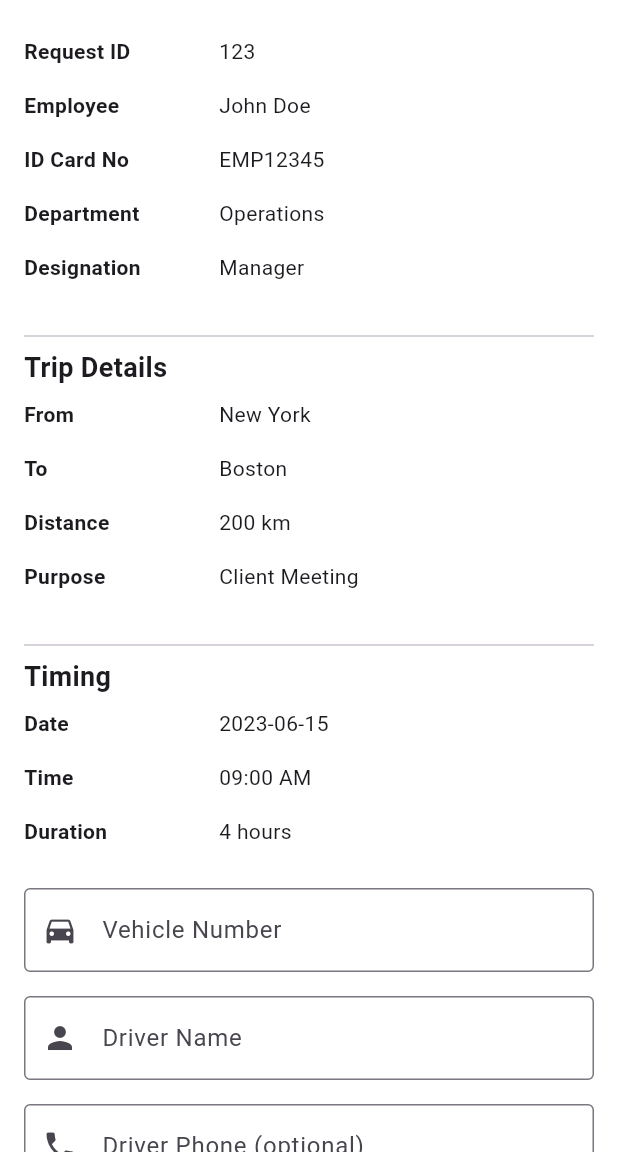
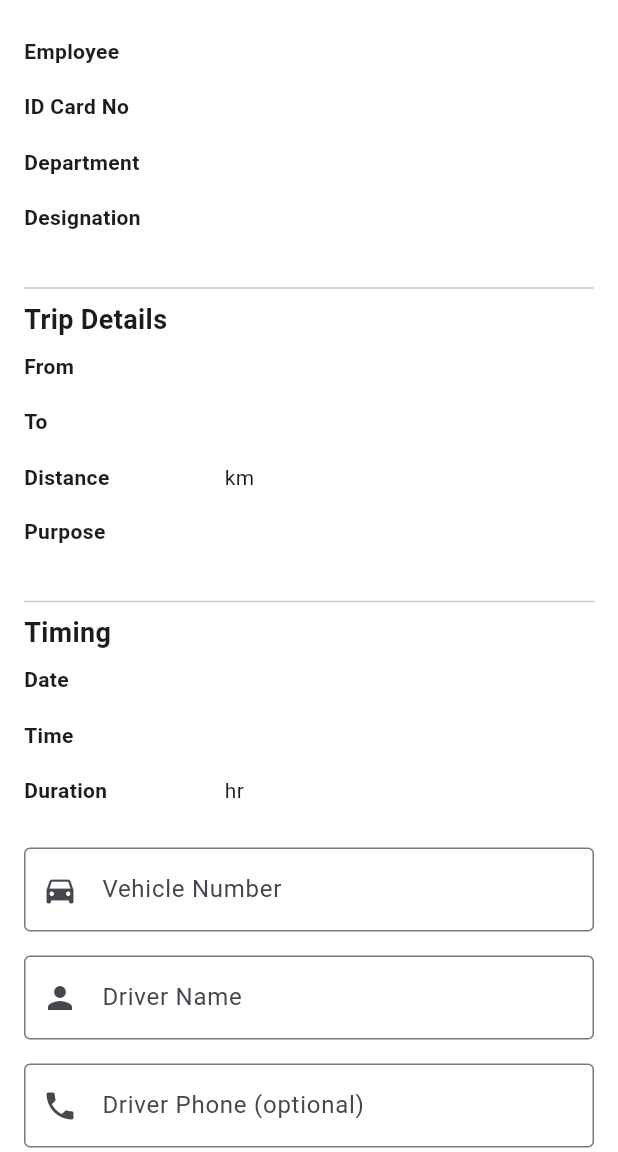
Before and after one commit to Rafid-tawhid/YunuscoSystem, a Flutter app: the VehicleApprovalScreen screen opened directly with empty values, on a phone screen of 412 x 824 dp, the part 84-1236 px from its top. Run offline on Flutter 3.47's test engine with Material 3 defaults, Android fonts, the phone set to English and light mode, and no system bars; our stand-ins replace cloud_firestore, file_picker, firebase_auth, firebase_core, firebase_messaging, fl_chart and 14 more; missing offline and left inert: app_settings, flutter_fingerprint_reconization, http_interceptor, simple_month_year_picker; accounts and stored records are empty; key blocks and very long unbroken strings in the code were emptied for the run.

Commit message:
added details accept

```diff
--- a/lib/models/vehicle_model.dart
+++ b/lib/models/vehicle_model.dart
@@ -14,12 +14,15 @@ class VehicleModel {
     dynamic vehicletypeId,
     String? vehicleNo,
     String? driverName,
+    String? driverPhone,
+    String? driverMobileNo, // New field added here
     dynamic userName,
     String? departmentName,
     String? sectionName,
     String? designationName,
     String? fullName,
-      num? status,}){
+    num? status,
+  }){
     _vehicleReqId = vehicleReqId;
     _idCardNo = idCardNo;
     _destinationFrom = destinationFrom;
@@ -34,6 +37,8 @@ class VehicleModel {
     _vehicletypeId = vehicletypeId;
     _vehicleNo = vehicleNo;
     _driverName = driverName;
+    _driverPhone = driverPhone;
+    _driverMobileNo = driverMobileNo; // New field initialization
     _userName = userName;
     _departmentName = departmentName;
     _sectionName = sectionName;
@@ -57,6 +62,8 @@ class VehicleModel {
     _vehicletypeId = json['VehicletypeId'];
     _vehicleNo = json['VehicleNo'];
     _driverName = json['DriverName'];
+    _driverPhone = json['DriverPhone'];
+    _driverMobileNo = json['DriverMobileNo']; // New field from JSON
     _userName = json['UserName'];
     _departmentName = json['DepartmentName'];
     _sectionName = json['SectionName'];
@@ -64,6 +71,7 @@ class VehicleModel {
     _fullName = json['FullName'];
     _status = json['Status'];
   }
+
   num? _vehicleReqId;
   String? _idCardNo;
   String? _destinationFrom;
@@ -78,13 +86,17 @@ class VehicleModel {
   dynamic _vehicletypeId;
   String? _vehicleNo;
   String? _driverName;
+  String? _driverPhone;
+  String? _driverMobileNo; // New private field
   dynamic _userName;
   String? _departmentName;
   String? _sectionName;
   String? _designationName;
   String? _fullName;
   num? _status;
-VehicleModel copyWith({  num? vehicleReqId,
+
+  VehicleModel copyWith({
+    num? vehicleReqId,
     String? idCardNo,
     String? destinationFrom,
     String? destinationTo,
@@ -98,13 +110,16 @@ VehicleModel copyWith({  num? vehicleReqId,
     dynamic vehicletypeId,
     String? vehicleNo,
     String? driverName,
+    String? driverPhone,
+    String? driverMobileNo, // New field in copyWith
     dynamic userName,
     String? departmentName,
     String? sectionName,
     String? designationName,
     String? fullName,
     num? status,
-}) => VehicleModel(  vehicleReqId: vehicleReqId ?? _vehicleReqId,
+  }) => VehicleModel(
+    vehicleReqId: vehicleReqId ?? _vehicleReqId,
     idCardNo: idCardNo ?? _idCardNo,
     destinationFrom: destinationFrom ?? _destinationFrom,
     destinationTo: destinationTo ?? _destinationTo,
@@ -118,6 +133,8 @@ VehicleModel copyWith({  num? vehicleReqId,
     vehicletypeId: vehicletypeId ?? _vehicletypeId,
     vehicleNo: vehicleNo ?? _vehicleNo,
     driverName: driverName ?? _driverName,
+    driverPhone: driverPhone ?? _driverPhone,
+    driverMobileNo: driverMobileNo ?? _driverMobileNo, // New field in copy
     userName: userName ?? _userName,
     departmentName: departmentName ?? _departmentName,
     sectionName: sectionName ?? _sectionName,
@@ -125,6 +142,8 @@ VehicleModel copyWith({  num? vehicleReqId,
     fullName: fullName ?? _fullName,
     status: status ?? _status,
   );
+
+  // Getters
   num? get vehicleReqId => _vehicleReqId;
   String? get idCardNo => _idCardNo;
   String? get destinationFrom => _destinationFrom;
@@ -139,6 +158,8 @@ VehicleModel copyWith({  num? vehicleReqId,
   dynamic get vehicletypeId => _vehicletypeId;
   String? get vehicleNo => _vehicleNo;
   String? get driverName => _driverName;
+  String? get driverPhone => _driverPhone;
+  String? get driverMobileNo => _driverMobileNo; // New getter
   dynamic get userName => _userName;
   String? get departmentName => _departmentName;
   String? get sectionName => _sectionName;
@@ -162,6 +183,8 @@ VehicleModel copyWith({  num? vehicleReqId,
     map['VehicletypeId'] = _vehicletypeId;
     map['VehicleNo'] = _vehicleNo;
     map['DriverName'] = _driverName;
+    map['DriverPhone'] = _driverPhone;
+    map['DriverMobileNo'] = _driverMobileNo; // New field in JSON
     map['UserName'] = _userName;
     map['DepartmentName'] = _departmentName;
     map['SectionName'] = _sectionName;
@@ -170,5 +193,4 @@ VehicleModel copyWith({  num? vehicleReqId,
     map['Status'] = _status;
     return map;
   }
-
 }
--- a/lib/screens/HR&PayRoll/widgets/vehicle_accept_rej_screen.dart
+++ b/lib/screens/HR&PayRoll/widgets/vehicle_accept_rej_screen.dart
@@ -51,23 +51,19 @@ class _VehicleApprovalScreenState extends State<VehicleApprovalScreen> {
               // In your parent widget or page
               VehicleDetailsWidget(
                 vehicle: VehicleModel(
-                  vehicleReqId: 123,
-                  fullName: "John Doe",
-                  idCardNo: "EMP12345",
-                  departmentName: "Operations",
-                  designationName: "Manager",
-                  destinationFrom: "New York",
-                  destinationTo: "Boston",
-                  distance: "200 km",
-                  purpose: "Client Meeting",
-                  requiredDate: "2023-06-15",
-                  requiredTime: "09:00 AM",
-                  duration: "4 hours",
-                  vehicletypeId: 1,
-                  vehicleNo: "NY-ABC-1234",
-                  driverName: "Mike Johnson",
-                  carryGoods: "Yes",
-                  status: 1,
+                  fullName: widget.vehicleModel.fullName,
+                  idCardNo: widget.vehicleModel.idCardNo,
+                  departmentName: widget.vehicleModel.departmentName,
+                  designationName: widget.vehicleModel.designationName,
+                  destinationFrom: widget.vehicleModel.destinationFrom,
+                  destinationTo: widget.vehicleModel.destinationTo,
+                  distance: widget.vehicleModel.distance,
+                  purpose: widget.vehicleModel.purpose,
+                  requiredDate: widget.vehicleModel.requiredDate,
+                  requiredTime: widget.vehicleModel.requiredTime,
+                  duration: '${widget.vehicleModel.duration} hr',
+                  vehicletypeId: widget.vehicleModel.vehicletypeId==1?'Private':'Hiace',
+                  carryGoods: widget.vehicleModel.carryGoods,
                 ),
               ),
               TextFormField(
@@ -256,15 +252,17 @@ class _VehicleApprovalScreenState extends State<VehicleApprovalScreen> {
         "DriverMobileNo": _driverPhoneController.text.trim()
       };
       var res = await hp.acceptVehicleRequisation(data);
+      debugPrint('RETURN RES ${res}');
       if (res) {
         await hp.getRequestedCarList();
-        DashboardHelpers.showAnimatedDialog(context, 'Vehicle requisition accepted successfully!!', 'Successful');
+        DashboardHelpers.showAlert(msg:'Vehicle requisition accepted successfully!!');
         setState(() {
           _vehicleNumberController.clear();
           _driverNameController.clear();
           _driverPhoneController.clear();
         });
       }
+      Navigator.pop(context);
     }
 
     setState(() => _isSubmitting = true);
@@ -273,7 +271,7 @@ class _VehicleApprovalScreenState extends State<VehicleApprovalScreen> {
     Future.delayed(const Duration(seconds: 1), () {
       setState(() => _isSubmitting = false);
     });
-    Navigator.pop(context);
+
   }
 }
 
@@ -290,7 +288,6 @@ class VehicleDetailsWidget extends StatelessWidget {
     return Column(
       crossAxisAlignment: CrossAxisAlignment.start,
       children: [
-        _buildDetailRow('Request ID', vehicle.vehicleReqId?.toString() ?? 'N/A'),
         _buildDetailRow('Employee', vehicle.fullName ?? 'N/A'),
         _buildDetailRow('ID Card No', vehicle.idCardNo ?? 'N/A'),
         _buildDetailRow('Department', vehicle.departmentName ?? 'N/A'),
@@ -301,7 +298,7 @@ class VehicleDetailsWidget extends StatelessWidget {
         const Text('Trip Details', style: TextStyle(fontSize: 18, fontWeight: FontWeight.bold)),
         _buildDetailRow('From', vehicle.destinationFrom ?? 'N/A'),
         _buildDetailRow('To', vehicle.destinationTo ?? 'N/A'),
-        _buildDetailRow('Distance', vehicle.distance ?? 'N/A'),
+        _buildDetailRow('Distance', '${vehicle.distance} km'),
         _buildDetailRow('Purpose', vehicle.purpose ?? 'N/A'),
 
         const SizedBox(height: 20),
--- a/lib/utils/constants.dart
+++ b/lib/utils/constants.dart
@@ -6,8 +6,9 @@ import '../screens/home_page.dart';
 class AppConstants {
   // 🔗 API Base URLs
 
-  //static const String baseUrl = "https://192.168.15.6:5630/";
-  static const String baseUrl = "http://192.168.15.6:8090/";
+  //static const String baseUrl = "https://192.168.15.6:5630/"; // testing
+  //static const String baseUrl = "http://192.168.15.6:8090/";
+ static const String baseUrl = "http://202.74.243.118:8090/"; //real public
  // static const String liveUrl = "http://202.74.243.118:1726/";
   //static const String baseUrl = "http://202.74.243.118:1726/";
   static String token = '';
```
Also changed, not shown: lib/common_widgets/drawer.dart (+6 -6 lines), lib/providers/notofication_provider.dart (+41 -25 lines), lib/screens/HR&PayRoll/requested_car_list.dart (+20 -5 lines), lib/screens/notification_screen.dart (+155 -45 lines), lib/service_class/notofication_helper.dart (+6 -3 lines). Lines whose indentation alone changed are shown as unchanged.
